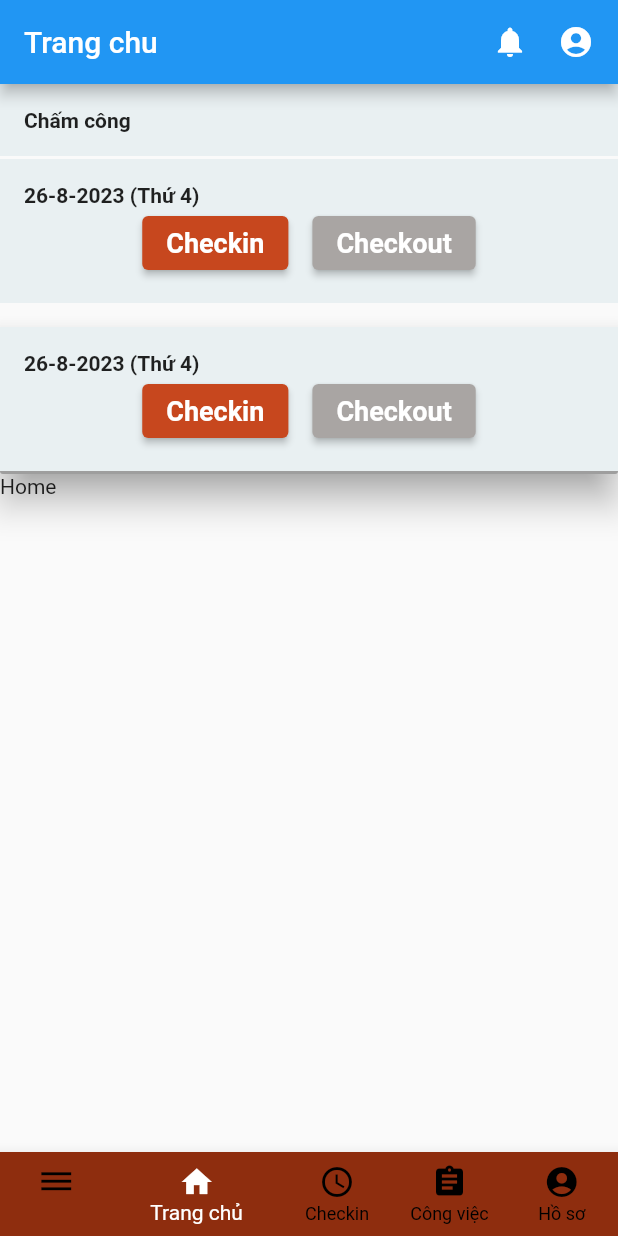
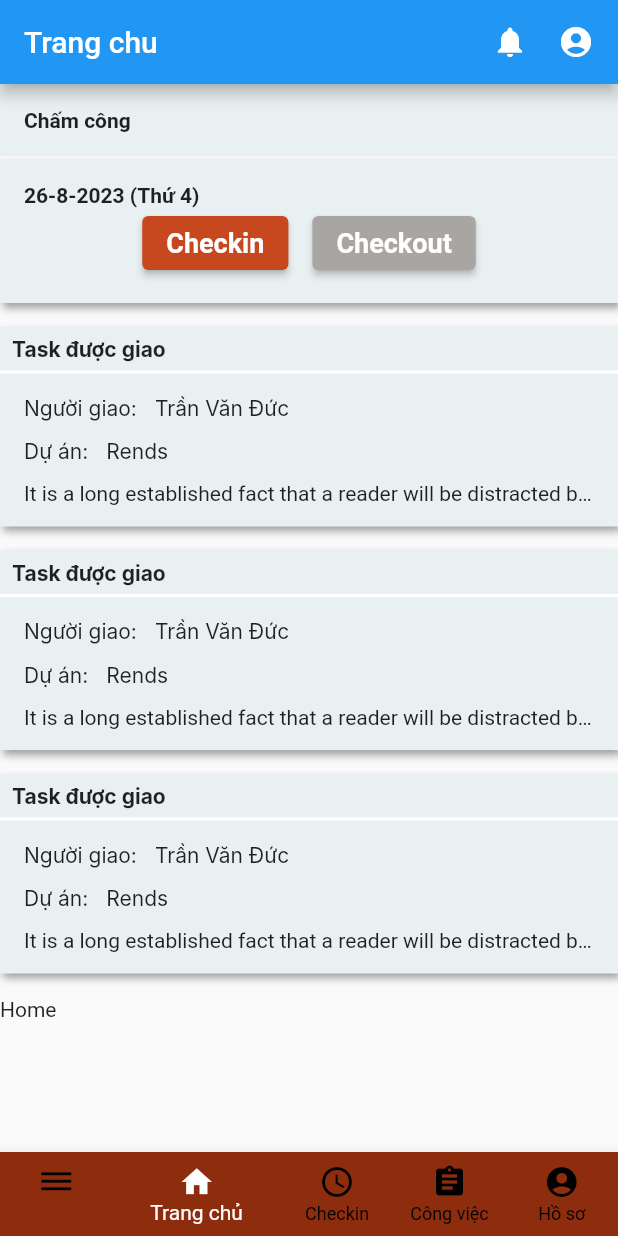
Before and after one commit to namtpregit/hrm_app, a Flutter app: the screen it shows after launch, after a tap on "Checkin", on a phone screen of 412 x 824 dp. Run offline on Flutter 3.47's test engine with Material 2 defaults, Android fonts, the phone set to English and light mode, and no system bars; our stand-ins replace go_router; Roboto replaces fonts that are missing (Inter).

Commit message:
Update ui

```diff
--- a/lib/main.dart
+++ b/lib/main.dart
@@ -2,6 +2,7 @@ import 'package:flutter/material.dart';
 import 'package:go_router/go_router.dart';
 import 'package:hrm_app/screens/page_home.dart';
 import 'package:hrm_app/screens/page_login.dart';
+import 'package:hrm_app/screens/page_profile.dart';
 import 'package:hrm_app/widgets/navigation_bottom.dart';
 
 void main() => runApp(const MyApp());
@@ -17,6 +18,11 @@ final GoRouter _router = GoRouter(routes: <RouteBase>[
       path: '/login',
       builder: (BuildContext context, GoRouterState state) {
         return const LoginPage();
+      }),
+  GoRoute(
+      path: '/profile',
+      builder: (BuildContext context, GoRouterState state) {
+        return const ProfilePage();
       }),
 ]);
 
--- a/lib/screens/page_home.dart
+++ b/lib/screens/page_home.dart
@@ -37,6 +37,8 @@ class HomePage extends StatelessWidget {
               Header(),
               Box1(),
               BoxTask(),
+              BoxTask(),
+              BoxTask(),
               Text('Home'),
             ],
           ),
@@ -73,9 +75,18 @@ class Box1 extends StatelessWidget {
   Widget build(BuildContext context) {
     return Material(
       child: Container(
-        color: const Color(0xffE9F0F2),
         width: double.infinity,
         margin: const EdgeInsets.only(bottom: 16.0),
+        decoration: const BoxDecoration(
+          color: Color(0xffE9F0F2),
+          boxShadow: [
+            BoxShadow(
+              color: Colors.grey,
+              blurRadius: 4,
+              offset: Offset(2, 3), // Shadow position
+            ),
+          ],
+        ),
         child: Padding(
           padding: const EdgeInsets.symmetric(vertical: 16.0, horizontal: 16.0),
           child: Column(
@@ -120,46 +131,89 @@ class BoxTask extends StatelessWidget {
   @override
   Widget build(BuildContext context) {
     return Material(
-      elevation: 10,
+      child: Container(
+        decoration: const BoxDecoration(
+          color: Color(0xffE9F0F2),
+          boxShadow: [
+            BoxShadow(
               color: Colors.grey,
-      shadowColor: Colors.grey,
-      borderRadius: BorderRadius.circular(2),
-      child: Container(
-        color: const Color(0xffE9F0F2),
+              blurRadius: 4,
+              offset: Offset(2, 3), // Shadow position
+            ),
+          ],
+        ),
         width: double.infinity,
-        margin: const EdgeInsets.only(bottom: 2.0),
-        child: Padding(
-          padding: const EdgeInsets.symmetric(vertical: 16.0, horizontal: 16.0),
+        margin: const EdgeInsets.only(bottom: 16.0),
         child: Column(
           crossAxisAlignment: CrossAxisAlignment.start,
           children: [
-              const Text(
-                '26-8-2023 (Thứ 4)',
-                style: TextStyle(fontWeight: FontWeight.bold),
+            Container(
+              decoration: const BoxDecoration(
+                  border: Border(
+                      bottom: BorderSide(color: Colors.white, width: 2.0))),
+              width: double.infinity,
+              child: const Padding(
+                padding: EdgeInsets.symmetric(vertical: 6.0, horizontal: 8.0),
+                child: Text(
+                  'Task được giao',
+                  style: TextStyle(
+                      fontWeight: FontWeight.bold,
+                      fontSize: 14,
+                      fontFamily: 'Inter'),
                 ),
-              Row(mainAxisAlignment: MainAxisAlignment.center, children: [
-                ElevatedButton(
-                  onPressed: () {},
-                  style: ElevatedButton.styleFrom(
-                    backgroundColor: const Color(0xffC7471E),
-                    textStyle: const TextStyle(
-                        fontSize: 18, fontWeight: FontWeight.bold),
               ),
-                  child: const Text('Checkin'),
             ),
-                const VerticalDivider(),
-                ElevatedButton(
-                  onPressed: () {},
-                  style: ElevatedButton.styleFrom(
-                    backgroundColor: const Color(0xffA9A5A3),
-                    textStyle: const TextStyle(
-                        fontSize: 18, fontWeight: FontWeight.bold),
+            ListView(
+              padding: const EdgeInsets.all(8),
+              shrinkWrap: true,
+              children: const <Widget>[
+                Padding(
+                    padding:
+                        EdgeInsets.symmetric(vertical: 6.0, horizontal: 8.0),
+                    child: Row(
+                      children: [
+                        Text(
+                          'Người giao:',
+                          style: TextStyle(fontSize: 14, fontFamily: 'Inter'),
                         ),
-                  child: const Text('Checkout'),
+                        SizedBox(width: 12),
+                        Text(
+                          'Trần Văn Đức',
+                          style: TextStyle(fontSize: 14, fontFamily: 'Inter'),
                         ),
-              ])
                       ],
+                    )),
+                Padding(
+                    padding:
+                        EdgeInsets.symmetric(vertical: 6.0, horizontal: 8.0),
+                    child: Row(
+                      children: [
+                        Text(
+                          'Dự án:',
+                          style: TextStyle(fontSize: 14, fontFamily: 'Inter'),
                         ),
+                        SizedBox(width: 12),
+                        Text(
+                          'Rends',
+                          style: TextStyle(fontSize: 14, fontFamily: 'Inter'),
+                        ),
+                      ],
+                    )),
+                Padding(
+                  padding: EdgeInsets.symmetric(vertical: 6.0, horizontal: 8.0),
+                  child: Expanded(
+                    child: Text(
+                      'It is a long established fact that a reader will be distracted by the readable content of a page when looking at its layout.',
+                      style: TextStyle(fontSize: 14),
+                      softWrap: false,
+                      maxLines: 1,
+                      overflow: TextOverflow.ellipsis, //new
+                    ),
+                  ),
+                ),
+              ],
+            )
+          ],
         ),
       ),
     );
--- /dev/null
+++ b/lib/screens/page_profile.dart
@@ -0,0 +1,47 @@
+import 'package:flutter/material.dart';
+
+class ProfilePage extends StatelessWidget {
+  const ProfilePage({super.key});
+
+  @override
+  Widget build(BuildContext context) {
+    return MaterialApp(
+      home: DefaultTabController(
+        length: 2,
+        child: Scaffold(
+          appBar: AppBar(
+            bottom: const TabBar(
+              indicatorColor: Colors.white,
+              tabs: [
+                Tab(text: 'Thông tin chung'),
+                Tab(text: 'Sơ yếu lý lịch'),
+              ],
+            ),
+            title: const Text('Hồ sơ nhân viên'),
+          ),
+          body: const TabBarView(
+            children: [
+              Tab1(),
+              Icon(Icons.directions_transit),
+            ],
+          ),
+        ),
+      ),
+    );
+  }
+}
+
+class Tab1 extends StatelessWidget {
+  const Tab1({super.key});
+
+  @override
+  Widget build(BuildContext context) {
+    return const Padding(
+      padding: EdgeInsets.all(16.0),
+      child: Column(
+        crossAxisAlignment: CrossAxisAlignment.start,
+        children: [Text('abcccccccccccccccc')],
+      ),
+    );
+  }
+}
--- a/lib/widgets/navigation_bottom.dart
+++ b/lib/widgets/navigation_bottom.dart
@@ -101,6 +101,9 @@ class NewWidget extends StatelessWidget {
           if (index == 2) {
             context.go('/login');
           }
+          if (index == 4) {
+            context.go('/profile');
+          }
         },
       ),
     );
```
Lines whose indentation alone changed are shown as unchanged.
